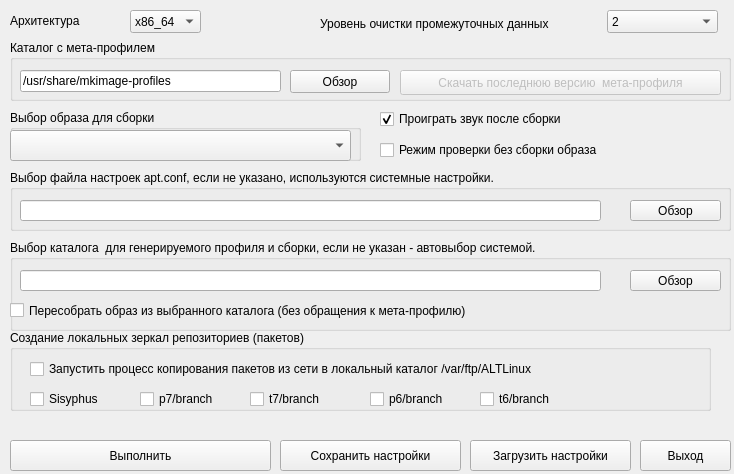
Before: the Qt Designer form mp-gui/mainwindow.ui in 150balbes/mp-gui, drawn with Qt 5.
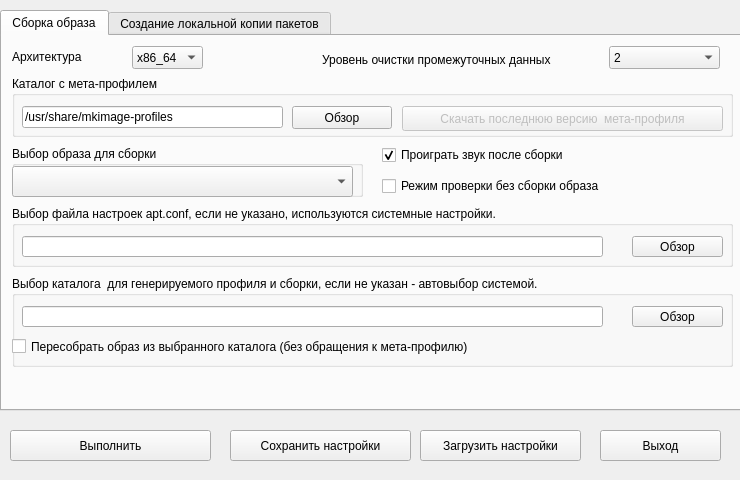
After: the same form once the commit is applied.

The edit to the form file:
```diff
--- a/mp-gui/mainwindow.ui
+++ b/mp-gui/mainwindow.ui
@@ -6,8 +6,8 @@
    <rect>
     <x>0</x>
     <y>0</y>
-    <width>734</width>
-    <height>474</height>
+    <width>740</width>
+    <height>480</height>
    </rect>
   </property>
   <property name="windowTitle">
@@ -17,9 +17,9 @@
    <widget class="QPushButton" name="pushButton_Exit">
     <property name="geometry">
      <rect>
-      <x>640</x>
-      <y>440</y>
-      <width>91</width>
+      <x>600</x>
+      <y>430</y>
+      <width>121</width>
       <height>31</height>
      </rect>
     </property>
@@ -31,8 +31,8 @@
     <property name="geometry">
      <rect>
       <x>10</x>
-      <y>440</y>
-      <width>261</width>
+      <y>430</y>
+      <width>201</width>
       <height>31</height>
      </rect>
     </property>
@@ -40,17 +40,62 @@
      <string>Выполнить</string>
     </property>
    </widget>
-   <widget class="QLabel" name="label_4">
+   <widget class="QPushButton" name="pushButton_Settings">
     <property name="geometry">
      <rect>
-      <x>10</x>
+      <x>230</x>
+      <y>430</y>
+      <width>181</width>
+      <height>31</height>
+     </rect>
+    </property>
+    <property name="text">
+     <string>Сохранить настройки</string>
+    </property>
+   </widget>
+   <widget class="QPushButton" name="pushButton_RedSet">
+    <property name="geometry">
+     <rect>
+      <x>420</x>
+      <y>430</y>
+      <width>161</width>
+      <height>31</height>
+     </rect>
+    </property>
+    <property name="text">
+     <string>Загрузить настройки</string>
+    </property>
+   </widget>
+   <widget class="QTabWidget" name="tabWidget">
+    <property name="geometry">
+     <rect>
+      <x>0</x>
       <y>10</y>
-      <width>101</width>
-      <height>21</height>
+      <width>741</width>
+      <height>401</height>
+     </rect>
+    </property>
+    <property name="currentIndex">
+     <number>0</number>
+    </property>
+    <widget class="QWidget" name="tab">
+     <attribute name="title">
+      <string>Сборка образа</string>
+     </attribute>
+     <widget class="QCheckBox" name="checkBox_BELL_CMD">
+      <property name="geometry">
+       <rect>
+        <x>380</x>
+        <y>110</y>
+        <width>341</width>
+        <height>18</height>
      </rect>
     </property>
     <property name="text">
-     <string>Архитектура</string>
+       <string>Проиграть звук после сборки</string>
+      </property>
+      <property name="checked">
+       <bool>true</bool>
     </property>
    </widget>
    <widget class="QComboBox" name="cb_arch">
@@ -73,6 +118,192 @@
      </property>
     </item>
    </widget>
+     <widget class="QGroupBox" name="groupBox_2">
+      <property name="geometry">
+       <rect>
+        <x>10</x>
+        <y>110</y>
+        <width>351</width>
+        <height>51</height>
+       </rect>
+      </property>
+      <property name="title">
+       <string>Выбор образа для сборки</string>
+      </property>
+      <widget class="QComboBox" name="comboBox_ListDistro">
+       <property name="geometry">
+        <rect>
+         <x>0</x>
+         <y>20</y>
+         <width>341</width>
+         <height>31</height>
+        </rect>
+       </property>
+      </widget>
+     </widget>
+     <widget class="QComboBox" name="cb_Clean">
+      <property name="geometry">
+       <rect>
+        <x>607</x>
+        <y>10</y>
+        <width>111</width>
+        <height>23</height>
+       </rect>
+      </property>
+      <item>
+       <property name="text">
+        <string>2</string>
+       </property>
+      </item>
+      <item>
+       <property name="text">
+        <string>1</string>
+       </property>
+      </item>
+      <item>
+       <property name="text">
+        <string>0</string>
+       </property>
+      </item>
+      <item>
+       <property name="text">
+        <string/>
+       </property>
+      </item>
+     </widget>
+     <widget class="QLabel" name="label">
+      <property name="geometry">
+       <rect>
+        <x>320</x>
+        <y>14</y>
+        <width>281</width>
+        <height>20</height>
+       </rect>
+      </property>
+      <property name="text">
+       <string>Уровень очистки промежуточных данных</string>
+      </property>
+     </widget>
+     <widget class="QCheckBox" name="checkBox_Check">
+      <property name="geometry">
+       <rect>
+        <x>380</x>
+        <y>140</y>
+        <width>311</width>
+        <height>20</height>
+       </rect>
+      </property>
+      <property name="text">
+       <string>Режим проверки без сборки образа</string>
+      </property>
+     </widget>
+     <widget class="QGroupBox" name="groupBox_4">
+      <property name="geometry">
+       <rect>
+        <x>10</x>
+        <y>240</y>
+        <width>721</width>
+        <height>91</height>
+       </rect>
+      </property>
+      <property name="title">
+       <string>Выбор каталога  для генерируемого профиля и сборки, если не указан - автовыбор системой.</string>
+      </property>
+      <widget class="QPushButton" name="pushButton_BuildDir">
+       <property name="geometry">
+        <rect>
+         <x>620</x>
+         <y>30</y>
+         <width>91</width>
+         <height>21</height>
+        </rect>
+       </property>
+       <property name="text">
+        <string>Обзор</string>
+       </property>
+      </widget>
+      <widget class="QLineEdit" name="BuildDir">
+       <property name="geometry">
+        <rect>
+         <x>10</x>
+         <y>30</y>
+         <width>581</width>
+         <height>21</height>
+        </rect>
+       </property>
+       <property name="readOnly">
+        <bool>false</bool>
+       </property>
+      </widget>
+      <widget class="QCheckBox" name="checkBox_ReMake">
+       <property name="geometry">
+        <rect>
+         <x>0</x>
+         <y>60</y>
+         <width>721</width>
+         <height>21</height>
+        </rect>
+       </property>
+       <property name="text">
+        <string>Пересобрать образ из выбранного каталога (без обращения к мета-профилю)</string>
+       </property>
+      </widget>
+     </widget>
+     <widget class="QLabel" name="label_4">
+      <property name="geometry">
+       <rect>
+        <x>10</x>
+        <y>10</y>
+        <width>101</width>
+        <height>21</height>
+       </rect>
+      </property>
+      <property name="text">
+       <string>Архитектура</string>
+      </property>
+     </widget>
+     <widget class="QGroupBox" name="groupBox_3">
+      <property name="geometry">
+       <rect>
+        <x>10</x>
+        <y>170</y>
+        <width>721</width>
+        <height>61</height>
+       </rect>
+      </property>
+      <property name="title">
+       <string>Выбор файла настроек apt.conf, если не указано, используются системные настройки.</string>
+      </property>
+      <widget class="QLineEdit" name="AptConf">
+       <property name="geometry">
+        <rect>
+         <x>10</x>
+         <y>30</y>
+         <width>581</width>
+         <height>21</height>
+        </rect>
+       </property>
+       <property name="text">
+        <string/>
+       </property>
+       <property name="readOnly">
+        <bool>false</bool>
+       </property>
+      </widget>
+      <widget class="QPushButton" name="pushButton_AptConf">
+       <property name="geometry">
+        <rect>
+         <x>620</x>
+         <y>30</y>
+         <width>91</width>
+         <height>21</height>
+        </rect>
+       </property>
+       <property name="text">
+        <string>Обзор</string>
+       </property>
+      </widget>
+     </widget>
    <widget class="QGroupBox" name="groupBox">
     <property name="geometry">
      <rect>
@@ -131,167 +362,27 @@
      </property>
     </widget>
    </widget>
-   <widget class="QGroupBox" name="groupBox_2">
-    <property name="geometry">
-     <rect>
-      <x>10</x>
-      <y>110</y>
-      <width>351</width>
-      <height>51</height>
-     </rect>
-    </property>
-    <property name="title">
-     <string>Выбор образа для сборки</string>
-    </property>
-    <widget class="QComboBox" name="comboBox_ListDistro">
-     <property name="geometry">
-      <rect>
-       <x>0</x>
-       <y>20</y>
-       <width>341</width>
-       <height>31</height>
-      </rect>
-     </property>
+     <zorder>groupBox_5</zorder>
+     <zorder>checkBox_BELL_CMD</zorder>
+     <zorder>cb_arch</zorder>
+     <zorder>groupBox_2</zorder>
+     <zorder>cb_Clean</zorder>
+     <zorder>label</zorder>
+     <zorder>checkBox_Check</zorder>
+     <zorder>groupBox_4</zorder>
+     <zorder>label_4</zorder>
+     <zorder>groupBox_3</zorder>
+     <zorder>groupBox</zorder>
     </widget>
-   </widget>
-   <widget class="QGroupBox" name="groupBox_3">
-    <property name="geometry">
-     <rect>
-      <x>10</x>
-      <y>170</y>
-      <width>721</width>
-      <height>61</height>
-     </rect>
-    </property>
-    <property name="title">
-     <string>Выбор файла настроек apt.conf, если не указано, используются системные настройки.</string>
-    </property>
-    <widget class="QLineEdit" name="AptConf">
-     <property name="geometry">
-      <rect>
-       <x>10</x>
-       <y>30</y>
-       <width>581</width>
-       <height>21</height>
-      </rect>
-     </property>
-     <property name="text">
-      <string/>
-     </property>
-     <property name="readOnly">
-      <bool>false</bool>
-     </property>
-    </widget>
-    <widget class="QPushButton" name="pushButton_AptConf">
-     <property name="geometry">
-      <rect>
-       <x>620</x>
-       <y>30</y>
-       <width>91</width>
-       <height>21</height>
-      </rect>
-     </property>
-     <property name="text">
-      <string>Обзор</string>
-     </property>
-    </widget>
-   </widget>
-   <widget class="QGroupBox" name="groupBox_4">
-    <property name="geometry">
-     <rect>
-      <x>10</x>
-      <y>240</y>
-      <width>721</width>
-      <height>91</height>
-     </rect>
-    </property>
-    <property name="title">
-     <string>Выбор каталога  для генерируемого профиля и сборки, если не указан - автовыбор системой.</string>
-    </property>
-    <widget class="QPushButton" name="pushButton_BuildDir">
-     <property name="geometry">
-      <rect>
-       <x>620</x>
-       <y>30</y>
-       <width>91</width>
-       <height>21</height>
-      </rect>
-     </property>
-     <property name="text">
-      <string>Обзор</string>
-     </property>
-    </widget>
-    <widget class="QLineEdit" name="BuildDir">
-     <property name="geometry">
-      <rect>
-       <x>10</x>
-       <y>30</y>
-       <width>581</width>
-       <height>21</height>
-      </rect>
-     </property>
-     <property name="readOnly">
-      <bool>false</bool>
-     </property>
-    </widget>
-    <widget class="QCheckBox" name="checkBox_ReMake">
-     <property name="geometry">
-      <rect>
-       <x>0</x>
-       <y>60</y>
-       <width>721</width>
-       <height>21</height>
-      </rect>
-     </property>
-     <property name="text">
-      <string>Пересобрать образ из выбранного каталога (без обращения к мета-профилю)</string>
-     </property>
-    </widget>
-   </widget>
-   <widget class="QCheckBox" name="checkBox_Check">
-    <property name="geometry">
-     <rect>
-      <x>380</x>
-      <y>140</y>
-      <width>311</width>
-      <height>20</height>
-     </rect>
-    </property>
-    <property name="text">
-     <string>Режим проверки без сборки образа</string>
-    </property>
-   </widget>
-   <widget class="QPushButton" name="pushButton_Settings">
-    <property name="geometry">
-     <rect>
-      <x>280</x>
-      <y>440</y>
-      <width>181</width>
-      <height>31</height>
-     </rect>
-    </property>
-    <property name="text">
-     <string>Сохранить настройки</string>
-    </property>
-   </widget>
-   <widget class="QPushButton" name="pushButton_RedSet">
-    <property name="geometry">
-     <rect>
-      <x>470</x>
-      <y>440</y>
-      <width>161</width>
-      <height>31</height>
-     </rect>
-    </property>
-    <property name="text">
-     <string>Загрузить настройки</string>
-    </property>
-   </widget>
+    <widget class="QWidget" name="tab_2">
+     <attribute name="title">
+      <string>Создание локальной копии пакетов</string>
+     </attribute>
    <widget class="QGroupBox" name="groupBox_5">
     <property name="geometry">
      <rect>
-      <x>10</x>
-      <y>330</y>
+        <x>20</x>
+        <y>20</y>
       <width>701</width>
       <height>81</height>
      </rect>
@@ -378,64 +469,7 @@
      </property>
     </widget>
    </widget>
-   <widget class="QComboBox" name="cb_Clean">
-    <property name="geometry">
-     <rect>
-      <x>607</x>
-      <y>10</y>
-      <width>111</width>
-      <height>23</height>
-     </rect>
-    </property>
-    <item>
-     <property name="text">
-      <string>2</string>
-     </property>
-    </item>
-    <item>
-     <property name="text">
-      <string>1</string>
-     </property>
-    </item>
-    <item>
-     <property name="text">
-      <string>0</string>
-     </property>
-    </item>
-    <item>
-     <property name="text">
-      <string/>
-     </property>
-    </item>
-   </widget>
-   <widget class="QLabel" name="label">
-    <property name="geometry">
-     <rect>
-      <x>320</x>
-      <y>14</y>
-      <width>281</width>
-      <height>20</height>
-     </rect>
-    </property>
-    <property name="text">
-     <string>Уровень очистки промежуточных данных</string>
-    </property>
-   </widget>
-   <widget class="QCheckBox" name="checkBox_BELL_CMD">
-    <property name="geometry">
-     <rect>
-      <x>380</x>
-      <y>110</y>
-      <width>341</width>
-      <height>18</height>
-     </rect>
-    </property>
-    <property name="text">
-     <string>Проиграть звук после сборки</string>
-    </property>
-    <property name="checked">
-     <bool>true</bool>
-    </property>
+    </widget>
    </widget>
   </widget>
  </widget>
```
Lines whose indentation alone changed are shown as unchanged.
